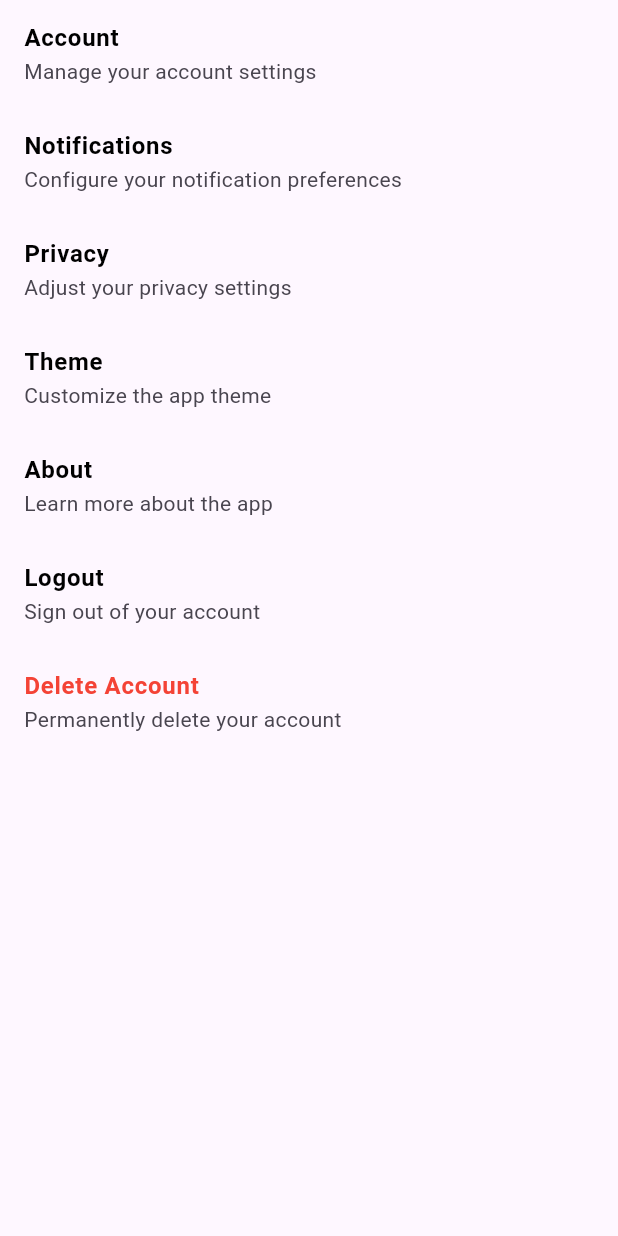
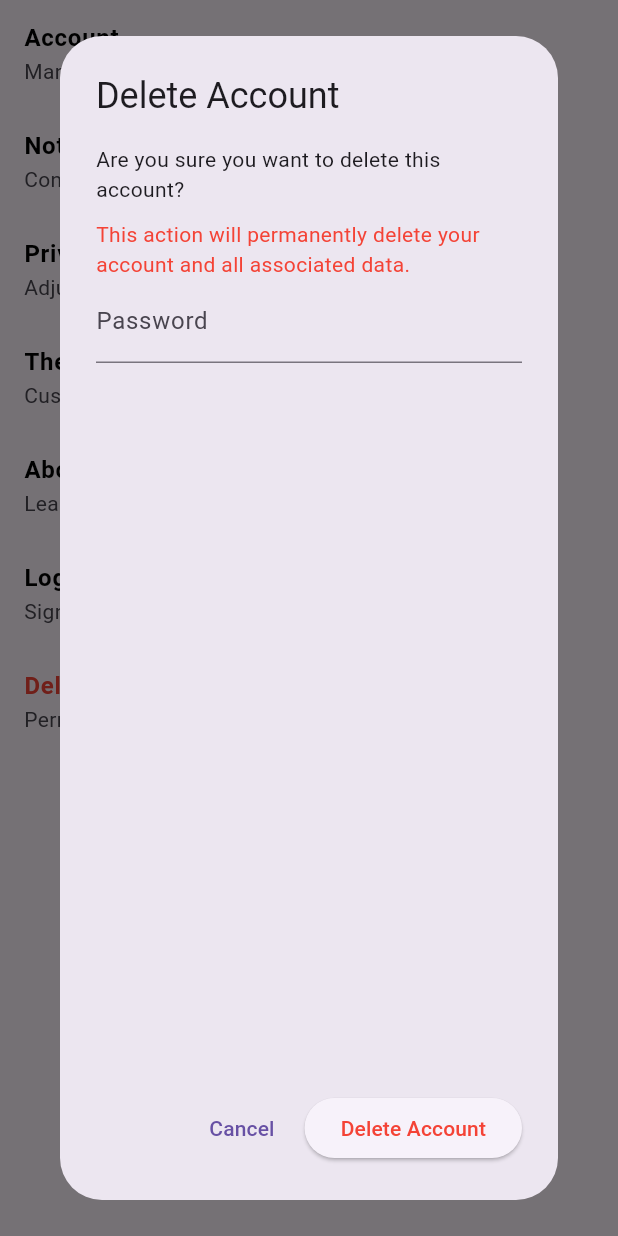
Before and after one commit to godwinsallah16/swiftfeed, a Flutter app: the SettingsScreen screen opened directly, after a tap on "Delete Account", on a phone screen of 412 x 824 dp. Run offline on Flutter 3.47's test engine with Material 3 defaults, Android fonts, the phone set to English and light mode, and no system bars; our stand-ins replace cached_network_image, cloud_firestore, firebase_auth, firebase_core, firebase_storage, google_sign_in and 1 more; accounts and stored records are empty.

Commit message:
deleteaccount_not complete

```diff
--- a/lib/settings/forms/settings.dart
+++ b/lib/settings/forms/settings.dart
@@ -2,6 +2,8 @@
 
 import 'package:flutter/material.dart';
 import 'package:swiftfeed/settings/services/logout/logout.dart';
+
+import '../services/delete_account/screens/delete_account.dart';
 
 class SettingsList extends StatelessWidget {
   final List<SettingsOption> settingsOptions = [
@@ -64,7 +66,17 @@ class SettingsList extends StatelessWidget {
       description: 'Permanently delete your account',
       onTap: (context) {
         // Handle tap on Delete Account option
-        print('Tapped on Delete Account');
+        showDialog(
+          context: context,
+          builder: (context) => DeleteAccountConfirmationDialog(
+            onConfirm: () {
+              // Handle confirmation
+              Navigator.pushReplacementNamed(
+                  context, '/login'); // Navigate to login screen
+              print('Account deleted successfully.');
+            },
+          ),
+        );
       },
       titleColor: Colors.red, // Set title color to red
     ),
--- /dev/null
+++ b/lib/settings/services/delete_account/delete_account.dart
@@ -0,0 +1,21 @@
+// delete_account_logic.dart
+
+import 'package:swiftfeed/settings/services/delete_account/services/delete_account.dart';
+
+class DeleteAccountLogic {
+  final DeleteAccountService _firebaseService = DeleteAccountService();
+
+  Future<void> deleteAccount(String password) async {
+    try {
+      await _firebaseService.deleteAccount(password);
+    } catch (e) {
+      // Handle errors, e.g., display an error dialog
+      // You can add more specific error handling here
+      _showErrorDialog('Error deleting account: $e');
+    }
+  }
+
+  void _showErrorDialog(String message) {
+    // Logic to show error dialog can be added here
+  }
+}
--- /dev/null
+++ b/lib/settings/services/delete_account/screens/delete_account.dart
@@ -0,0 +1,92 @@
+// delete_account_ui.dart
+import 'package:flutter/material.dart';
+
+import '../delete_account.dart';
+
+class DeleteAccountConfirmationDialog extends StatefulWidget {
+  final VoidCallback onConfirm;
+
+  const DeleteAccountConfirmationDialog({Key? key, required this.onConfirm})
+      : super(key: key);
+
+  @override
+  _DeleteAccountConfirmationDialogState createState() =>
+      _DeleteAccountConfirmationDialogState();
+}
+
+class _DeleteAccountConfirmationDialogState
+    extends State<DeleteAccountConfirmationDialog> {
+  final TextEditingController _passwordController = TextEditingController();
+  final DeleteAccountLogic _logic = DeleteAccountLogic();
+
+  @override
+  Widget build(BuildContext context) {
+    return AlertDialog(
+      title: const Text('Delete Account'),
+      content: Column(
+        children: [
+          const Text('Are you sure you want to delete this account?'),
+          const SizedBox(height: 10),
+          const Text(
+            'This action will permanently delete your account and all associated data.',
+            style: TextStyle(color: Colors.red),
+          ),
+          TextField(
+            controller: _passwordController,
+            obscureText: true,
+            decoration: const InputDecoration(labelText: 'Password'),
+          ),
+        ],
+      ),
+      actions: [
+        TextButton(
+          onPressed: () {
+            Navigator.pop(context); // Close the dialog
+          },
+          child: const Text('Cancel'),
+        ),
+        ElevatedButton(
+          onPressed: () async {
+            // Validate the password
+            if (_validatePassword()) {
+              // If password is valid, proceed with account deletion
+              await _logic.deleteAccount(_passwordController.text.trim());
+              Navigator.pop(context); // Close the dialog
+              // Call the callback provided in the constructor
+              widget.onConfirm();
+            }
+          },
+          child:
+              const Text('Delete Account', style: TextStyle(color: Colors.red)),
+        ),
+      ],
+    );
+  }
+
+  bool _validatePassword() {
+    String password = _passwordController.text.trim();
+    if (password.length < 6) {
+      _showErrorDialog('Password must be at least 6 characters long.');
+      return false;
+    }
+    return true;
+  }
+
+  void _showErrorDialog(String message) {
+    showDialog(
+      context: context,
+      builder: (context) => AlertDialog(
+        title: const Text('Error'),
+        content: Text(message),
+        actions: [
+          TextButton(
+            onPressed: () {
+              Navigator.pop(context); // Close the error dialog
+            },
+            child: const Text('OK'),
+          ),
+        ],
+      ),
+    );
+  }
+}
--- /dev/null
+++ b/lib/settings/services/delete_account/services/delete_account.dart
@@ -0,0 +1,69 @@
+// firebase_service.dart
+import 'package:cloud_firestore/cloud_firestore.dart';
+import 'package:firebase_auth/firebase_auth.dart';
+import 'package:firebase_storage/firebase_storage.dart';
+
+class DeleteAccountService {
+  final FirebaseAuth _auth = FirebaseAuth.instance;
+  final FirebaseFirestore _firestore = FirebaseFirestore.instance;
+  final FirebaseStorage _storage = FirebaseStorage.instance;
+
+  Future<void> deleteAccount(String password) async {
+    try {
+      User? user = _auth.currentUser;
+
+      if (user != null) {
+        // Validate the password before proceeding
+        AuthCredential credential = EmailAuthProvider.credential(
+            email: user.email!, password: password);
+        await user.reauthenticateWithCredential(credential);
+
+        // Delete user from Authentication
+        await user.delete();
+
+        // Delete user data from Firestore
+        await _firestore.collection('users').doc(user.uid).delete();
+
+        // Delete user data from Cloud Storage
+        await _deleteUserDataFromStorage(user.uid);
+      } else {
+        // Handle the case when the user is not signed in
+        throw Exception('User not signed in.');
+      }
+    } catch (e) {
+      // Handle errors, e.g., if the password is incorrect
+      throw Exception('Error deleting account: $e');
+    }
+  }
+
+  Future<void> _deleteUserDataFromStorage(String userId) async {
+    try {
+      // Retrieve data from Firestore
+      DocumentSnapshot userDataSnapshot =
+          await _firestore.collection('users').doc(userId).get();
+
+      if (userDataSnapshot.exists) {
+        // Explicitly cast the result to Map<String, dynamic>
+        Map<String, dynamic>? userData =
+            userDataSnapshot.data() as Map<String, dynamic>?;
+
+        if (userData != null) {
+          // Extract image URLs from Firestore
+          List<String> imageUrls =
+              List<String>.from(userData['imageUrls'] ?? <String>[]);
+
+          // Delete images from Cloud Storage
+          for (String imageUrl in imageUrls) {
+            // Extract filename from URL
+            String filename = imageUrl.split('/').last;
+            // Delete file from Cloud Storage
+            await _storage.ref('user_images/$userId/$filename').delete();
+          }
+        }
+      }
+    } catch (e) {
+      // Handle errors, e.g., if there's an issue with Cloud Storage
+      throw Exception('Error deleting user data from storage: $e');
+    }
+  }
+}
```
